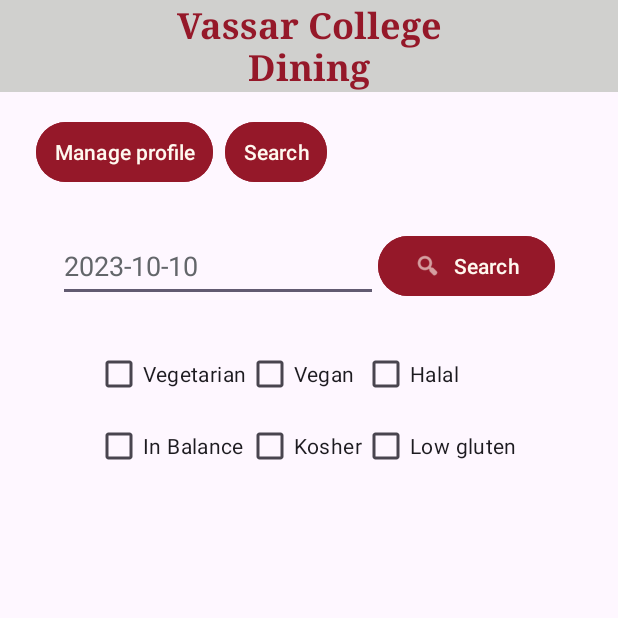
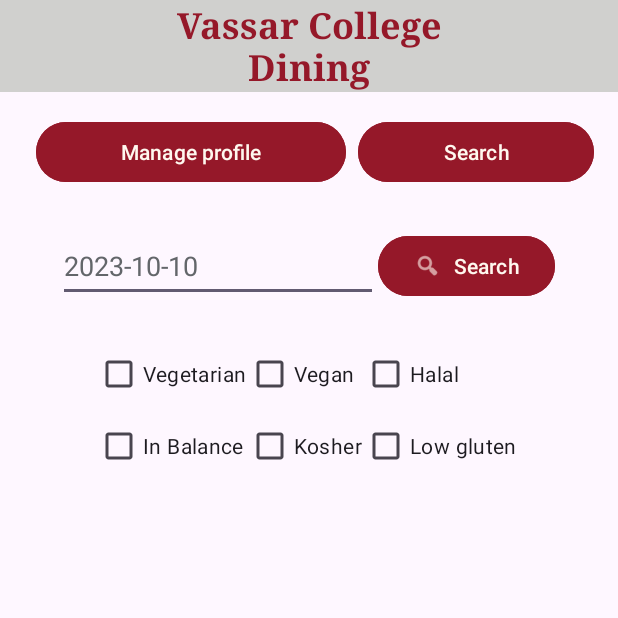
Before and after one commit to sashap100/Vassar-Dining-App, an Android app: the screen it shows after launch (ControllerActivity), on a phone screen of 412 x 824 dp, the top half of it. Run offline under Robolectric (Android 15) with nearby library versions, the light colour scheme and no system bars.

Commit message:
Fixed scrollView so all text is visible, minor changes to main ui (tested, functioning)

```diff
--- a/intellij/astudio/app/build.gradle.kts
+++ b/intellij/astudio/app/build.gradle.kts
@@ -46,6 +46,7 @@
     implementation(files("libs/json-simple-1.1.1.jar"))
     implementation("com.squareup.okhttp3:okhttp:4.11.0")
     testImplementation("org.junit.jupiter:junit-jupiter:5.10.0")
+    testImplementation("org.junit.jupiter:junit-jupiter:5.8.1")
     androidTestImplementation("androidx.test.ext:junit:1.1.5")
     androidTestImplementation("androidx.test.espresso:espresso-core:3.5.1")
 }
--- a/intellij/astudio/app/src/main/res/layout/activity_main.xml
+++ b/intellij/astudio/app/src/main/res/layout/activity_main.xml
@@ -8,7 +8,12 @@
     <LinearLayout
         android:layout_width="match_parent"
         android:layout_height="match_parent"
-        android:orientation="vertical">
+        android:layout_marginBottom="12dp"
+        android:orientation="vertical"
+        app:layout_constraintBottom_toBottomOf="parent"
+        app:layout_constraintEnd_toEndOf="parent"
+        app:layout_constraintStart_toStartOf="parent"
+        app:layout_constraintTop_toTopOf="parent">
 
         <TextView
             android:id="@+id/header"
@@ -21,12 +26,12 @@
             android:textColor="@color/VassarBurgundy"
             android:textColorHighlight="@color/Red"
             android:textSize="24sp"
-            android:textStyle="bold"/>
+            android:textStyle="bold" />
 
         <LinearLayout
             android:id="@+id/dateSearchLayout"
             style="?android:attr/buttonBarStyle"
-            android:layout_width="wrap_content"
+            android:layout_width="match_parent"
             android:layout_height="wrap_content"
             android:layout_marginStart="16dp"
             android:layout_marginTop="16dp"
--- a/intellij/astudio/app/src/main/res/layout/fragment_view_day.xml
+++ b/intellij/astudio/app/src/main/res/layout/fragment_view_day.xml
@@ -7,8 +7,6 @@
     android:scrollbarStyle="outsideInset"
     android:scrollbars="vertical"
     tools:context=".view.ViewDayFragment">
-
-    <!-- TODO: Update blank fragment layout -->
 
     <androidx.constraintlayout.widget.ConstraintLayout
         android:layout_width="match_parent"
@@ -136,7 +134,7 @@
                 android:layout_height="match_parent"
                 android:layout_marginLeft="12dp"
                 android:layout_marginRight="12dp"
-                android:layout_marginBottom="100dp">
+                android:layout_marginBottom="200dp">
 
                 <TextView
                     android:id="@+id/menusDisplay"
```
